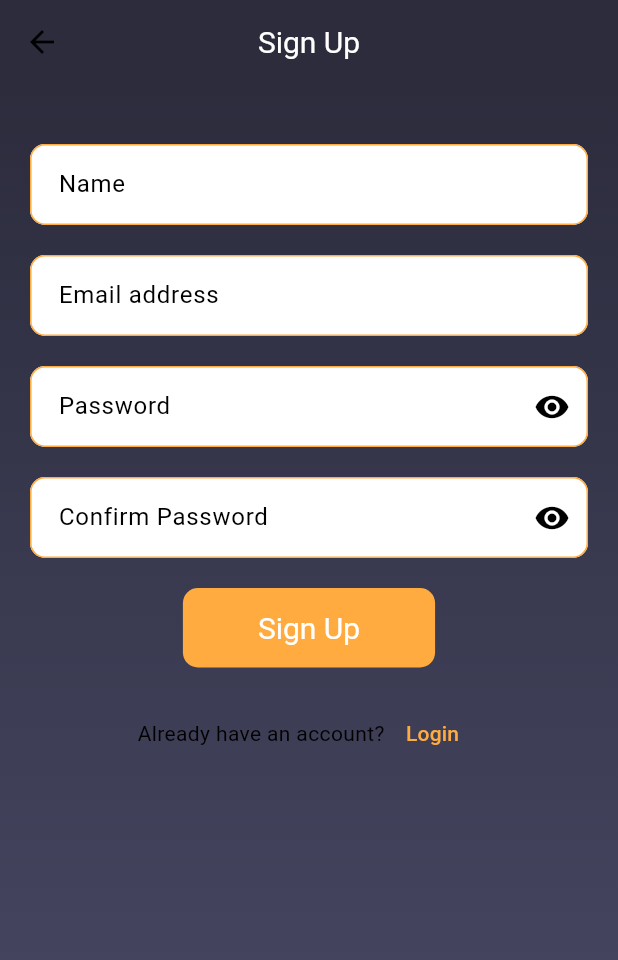
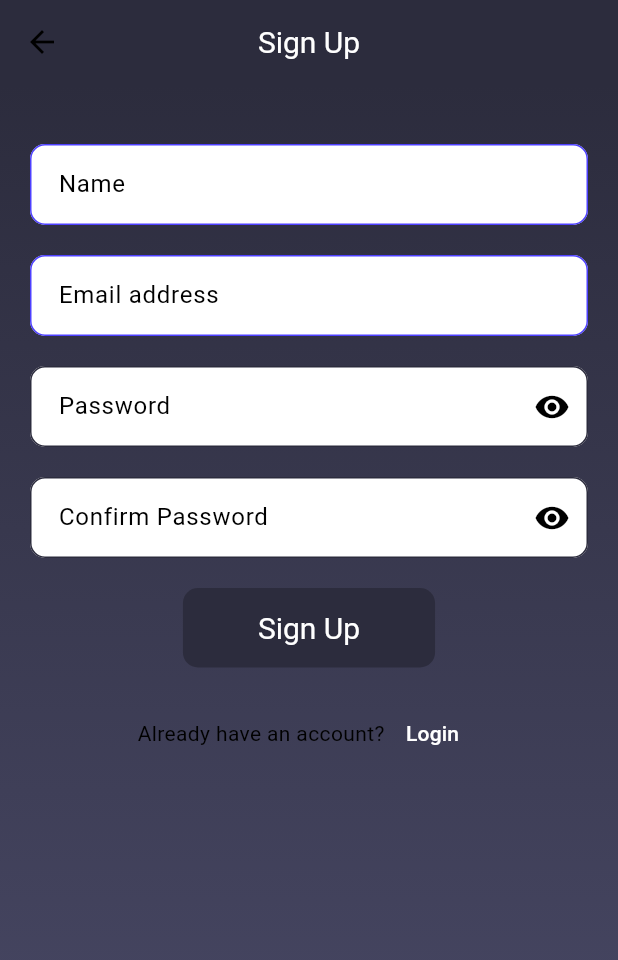
Before and after one commit to ST60002CEM/batch32b-Aayush1222, a Flutter app: the screen it shows after launch, after a tap on "Sign In", after a tap on "Sign up", on a phone screen of 412 x 824 dp. Shown: the top 960 px of the screen. Run offline on Flutter 3.47's test engine with Material 3 defaults, Android fonts, the phone set to English and light mode, and no system bars; our stand-ins replace dartz, equatable, flutter_riverpod, hive_flutter; accounts and stored records are empty; Roboto replaces fonts that are missing (Montserrat).

Commit message:
fixing login and signup UI

```diff
--- a/campmart/lib/features/auth/presentation/view/login_view.dart
+++ b/campmart/lib/features/auth/presentation/view/login_view.dart
@@ -18,12 +18,28 @@ class _LoginViewState extends ConsumerState<LoginView> {
   @override
   Widget build(BuildContext context) {
     return Scaffold(
-      body: SafeArea(
+      appBar: AppBar(
+        title: const Text('Login'),
+        backgroundColor: const Color.fromARGB(255, 44, 44, 61),
+      ),
+      body: Container(
+        width: double.infinity,
+        height: double.infinity,
+        decoration: const BoxDecoration(
+          gradient: LinearGradient(
+            colors: [
+              Color.fromARGB(255, 44, 44, 61),
+              Color.fromARGB(255, 75, 75, 105),
+            ],
+            begin: Alignment.topCenter,
+            end: Alignment.bottomCenter,
+          ),
+        ),
+        child: SafeArea(
           child: Form(
             key: _formKey,
             child: Center(
               child: SingleChildScrollView(
-              child: Padding(
                 padding: const EdgeInsets.symmetric(horizontal: 24),
                 child: Column(
                   crossAxisAlignment: CrossAxisAlignment.center,
@@ -33,6 +49,7 @@ class _LoginViewState extends ConsumerState<LoginView> {
                       style: TextStyle(
                         fontSize: 24,
                         fontWeight: FontWeight.bold,
+                        color: Colors.white,
                       ),
                     ),
                     const SizedBox(height: 40),
@@ -41,6 +58,7 @@ class _LoginViewState extends ConsumerState<LoginView> {
                       style: TextStyle(
                         fontSize: 24,
                         fontWeight: FontWeight.bold,
+                        color: Colors.white,
                       ),
                     ),
                     const SizedBox(height: 8),
@@ -52,46 +70,13 @@ class _LoginViewState extends ConsumerState<LoginView> {
                       ),
                     ),
                     const SizedBox(height: 32),
-                    TextFormField(
-                      key: const ValueKey('email'),
-                      controller: _emailController,
-                      decoration: const InputDecoration(
-                        border: OutlineInputBorder(),
-                        labelText: 'Email address',
-                      ),
-                      validator: (value) {
-                        if (value!.isEmpty) {
-                          return 'Please enter email address';
-                        }
-                        return null;
-                      },
-                    ),
+                    _buildTextField(_emailController, 'Email address', false),
                     const SizedBox(height: 16),
-                    TextFormField(
-                      key: const ValueKey('password'),
-                      controller: _passwordController,
-                      obscureText: isObscure,
-                      decoration: InputDecoration(
-                        border: const OutlineInputBorder(),
-                        labelText: 'Password',
-                        suffixIcon: IconButton(
-                          icon: Icon(
-                            isObscure ? Icons.visibility : Icons.visibility_off,
-                          ),
-                          onPressed: () {
+                    _buildPasswordField(_passwordController, 'Password', isObscure, () {
                       setState(() {
                         isObscure = !isObscure;
                       });
-                          },
-                        ),
-                      ),
-                      validator: (value) {
-                        if (value == null || value.isEmpty) {
-                          return 'Please enter password';
-                        }
-                        return null;
-                      },
-                    ),
+                    }),
                     const SizedBox(height: 16),
                     ElevatedButton(
                       onPressed: () async {
@@ -104,16 +89,18 @@ class _LoginViewState extends ConsumerState<LoginView> {
                               );
                         }
                       },
-                      child: const SizedBox(
-                        height: 50,
-                        width: double.infinity,
-                        child: Center(
-                          child: Text(
+                      style: ElevatedButton.styleFrom(
+                        backgroundColor: const Color.fromARGB(255, 44, 44, 61),
+                        foregroundColor: Colors.white,
+                        padding: const EdgeInsets.symmetric(horizontal: 50, vertical: 15),
+                        shape: RoundedRectangleBorder(
+                          borderRadius: BorderRadius.circular(10.0),
+                        ),
+                      ),
+                      child: const Text(
                         'Sign In',
                         style: TextStyle(
                           fontSize: 18,
-                            ),
-                          ),
                         ),
                       ),
                     ),
@@ -160,8 +147,10 @@ class _LoginViewState extends ConsumerState<LoginView> {
                             // Handle Google login
                           },
                           icon: Image.asset(
-                              'assets/images/google_icon.png'), // Use Image.asset
-                          iconSize: 2.0, // Adjust the size as needed
+                            'assets/images/google_logo.png',
+                            width: 24, // Adjust the width as needed
+                            height: 24, // Adjust the height as needed
+                          ),
                         ),
                       ],
                     ),
@@ -173,16 +162,18 @@ class _LoginViewState extends ConsumerState<LoginView> {
                             .read(authViewModelProvider.notifier)
                             .openRegisterView();
                       },
-                      child: const SizedBox(
-                        height: 50,
-                        width: double.infinity,
-                        child: Center(
-                          child: Text(
+                      style: ElevatedButton.styleFrom(
+                        backgroundColor: const Color.fromARGB(255, 44, 44, 61),
+                        foregroundColor: Colors.white,
+                        padding: const EdgeInsets.symmetric(horizontal: 50, vertical: 15),
+                        shape: RoundedRectangleBorder(
+                          borderRadius: BorderRadius.circular(10.0),
+                        ),
+                      ),
+                      child: const Text(
                         'Sign up',
                         style: TextStyle(
                           fontSize: 18,
-                            ),
-                          ),
                         ),
                       ),
                     ),
@@ -193,6 +184,67 @@ class _LoginViewState extends ConsumerState<LoginView> {
           ),
         ),
       ),
+      backgroundColor: Colors.orange[50],
+    );
+  }
+
+  Widget _buildTextField(TextEditingController controller, String labelText, bool obscureText) {
+    return TextFormField(
+      controller: controller,
+      obscureText: obscureText,
+      decoration: InputDecoration(
+        filled: true,
+        fillColor: Colors.white,
+        hintText: labelText,
+        labelText: labelText,
+        labelStyle: const TextStyle(color: Colors.black),
+        enabledBorder: OutlineInputBorder(
+          borderSide: const BorderSide(color: Colors.orangeAccent),
+          borderRadius: BorderRadius.circular(10.0),
+        ),
+        focusedBorder: OutlineInputBorder(
+          borderSide: const BorderSide(color: Colors.orangeAccent),
+          borderRadius: BorderRadius.circular(10.0),
+        ),
+      ),
+      validator: (value) {
+        if (value == null || value.isEmpty) {
+          return 'Please enter $labelText';
+        }
+        return null;
+      },
+    );
+  }
+
+  Widget _buildPasswordField(TextEditingController controller, String labelText, bool obscureText, VoidCallback toggleVisibility) {
+    return TextFormField(
+      controller: controller,
+      obscureText: obscureText,
+      decoration: InputDecoration(
+        filled: true,
+        fillColor: Colors.white,
+        hintText: labelText,
+        labelText: labelText,
+        labelStyle: const TextStyle(color: Colors.black),
+        enabledBorder: OutlineInputBorder(
+          borderSide: const BorderSide(color: Colors.orangeAccent),
+          borderRadius: BorderRadius.circular(10.0),
+        ),
+        focusedBorder: OutlineInputBorder(
+          borderSide: const BorderSide(color: Colors.orangeAccent),
+          borderRadius: BorderRadius.circular(10.0),
+        ),
+        suffixIcon: IconButton(
+          icon: Icon(obscureText ? Icons.visibility : Icons.visibility_off),
+          onPressed: toggleVisibility,
+        ),
+      ),
+      validator: (value) {
+        if (value == null || value.isEmpty) {
+          return 'Please enter $labelText';
+        }
+        return null;
+      },
     );
   }
 }
--- a/campmart/lib/features/auth/presentation/view/register_view.dart
+++ b/campmart/lib/features/auth/presentation/view/register_view.dart
@@ -40,7 +40,7 @@ class _RegisterViewState extends ConsumerState<RegisterView> {
         decoration: const BoxDecoration(
           gradient: LinearGradient(
             colors: [
-              Color.fromARGB(255, 44, 44, 61),
+              Color.fromRGBO(44, 44, 61, 1),
               Color.fromARGB(255, 75, 75, 105),
             ],
             begin: Alignment.topCenter,
@@ -75,7 +75,7 @@ class _RegisterViewState extends ConsumerState<RegisterView> {
                 const SizedBox(height: 20.0),
                 ElevatedButton(
                   style: ElevatedButton.styleFrom(
-                    backgroundColor: Colors.orangeAccent,
+                    backgroundColor: Color.fromRGBO(44, 44, 61, 1),
                     foregroundColor: Colors.white,
                     padding: const EdgeInsets.symmetric(
                         horizontal: 50, vertical: 15),
@@ -110,7 +110,7 @@ class _RegisterViewState extends ConsumerState<RegisterView> {
                     TextButton(
                       child: const Text(
                         'Login',
-                        style: TextStyle(color: Colors.orangeAccent),
+                        style: TextStyle(color: Color.fromRGBO(255, 255, 255, 1),),
                       ),
                       onPressed: () {
                         ref
@@ -141,11 +141,11 @@ class _RegisterViewState extends ConsumerState<RegisterView> {
         labelText: labelText,
         labelStyle: const TextStyle(color: Colors.black),
         enabledBorder: OutlineInputBorder(
-          borderSide: const BorderSide(color: Colors.orangeAccent),
+          borderSide: const BorderSide(color: Color.fromARGB(255, 77, 64, 255)),
           borderRadius: BorderRadius.circular(10.0),
         ),
         focusedBorder: OutlineInputBorder(
-          borderSide: const BorderSide(color: Colors.orangeAccent),
+          borderSide: const BorderSide(color: Color.fromRGBO(44, 44, 61, 1),),
           borderRadius: BorderRadius.circular(10.0),
         ),
       ),
@@ -170,11 +170,11 @@ class _RegisterViewState extends ConsumerState<RegisterView> {
         labelText: labelText,
         labelStyle: const TextStyle(color: Colors.black),
         enabledBorder: OutlineInputBorder(
-          borderSide: const BorderSide(color: Colors.orangeAccent),
+          borderSide: const BorderSide(color: Color.fromRGBO(44, 44, 61, 1),),
           borderRadius: BorderRadius.circular(10.0),
         ),
         focusedBorder: OutlineInputBorder(
-          borderSide: const BorderSide(color: Colors.orangeAccent),
+          borderSide: const BorderSide(color: Color.fromRGBO(44, 44, 61, 1),),
           borderRadius: BorderRadius.circular(10.0),
         ),
         suffixIcon: IconButton(
```
Also changed, not shown: 3 other files. Lines whose indentation alone changed are shown as unchanged.
